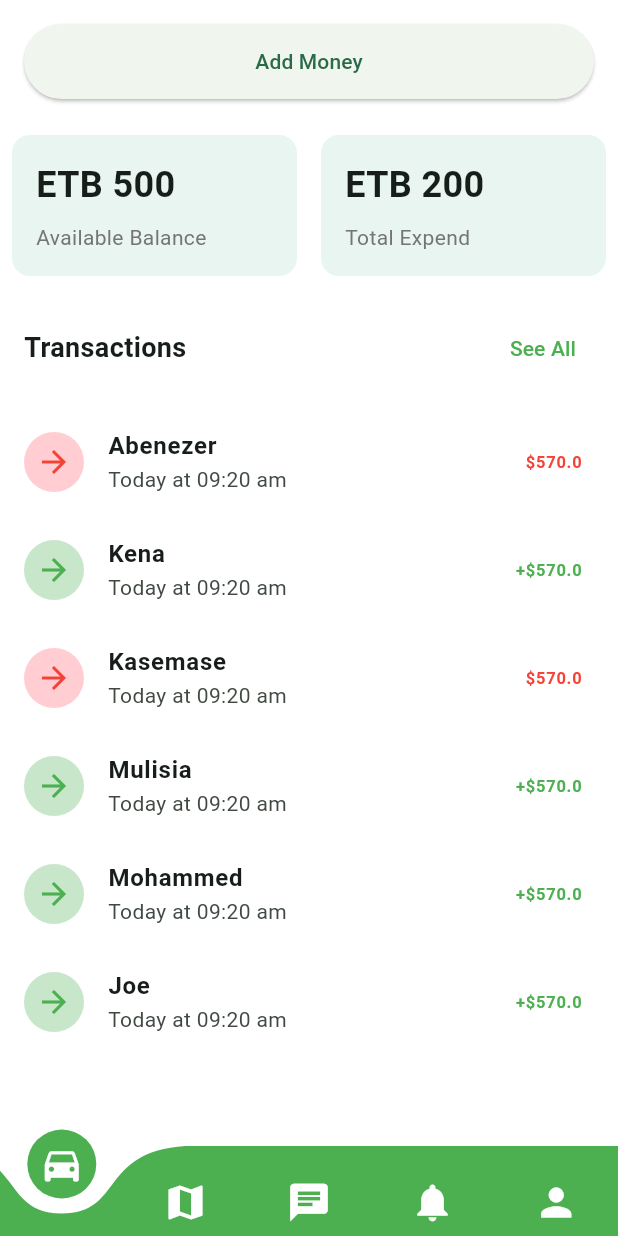
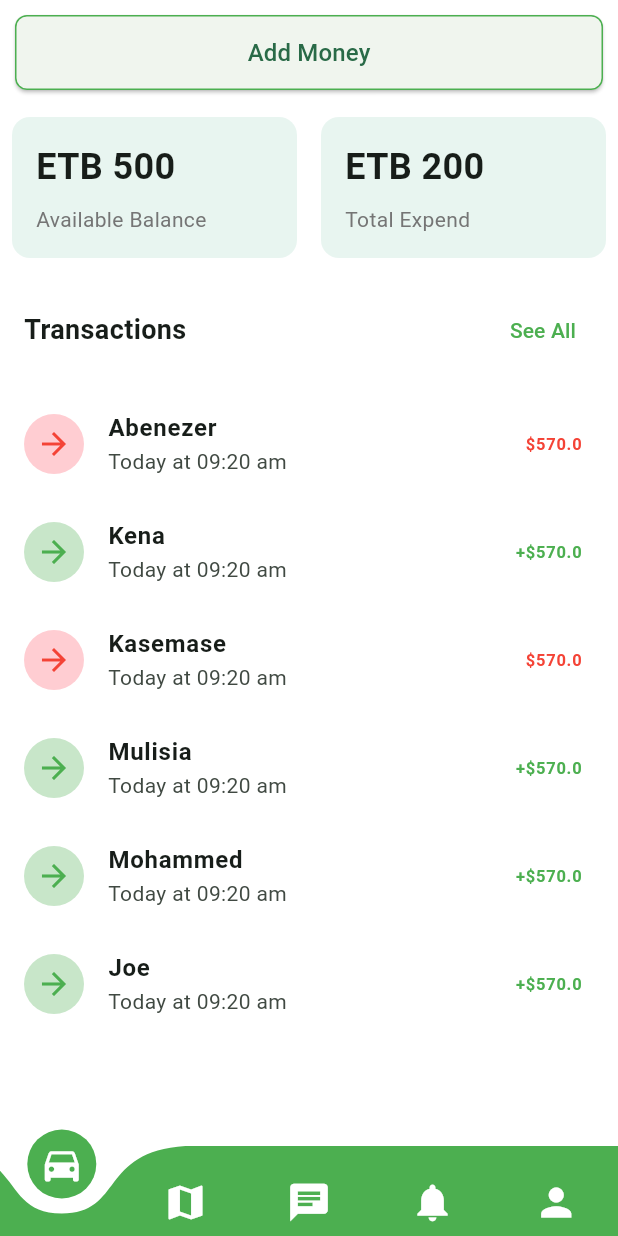
Before and after one commit to abenooo/ride_clone, a Flutter app: the BaseScreen screen opened directly, after a tap on "Add Money", on a phone screen of 412 x 824 dp. Run offline on Flutter 3.47's test engine with Material 3 defaults, Android fonts, the light colour scheme and no system bars; drawn by our look-alikes of curved_navigation_bar; our stand-ins replace flutter_map, geocoding, geolocator, latlong2, shared_preferences, smooth_page_indicator; missing offline and left inert: flutter_map_cancellable_tile_provider; accounts and stored records are empty; network calls fail.

Commit message:
Finish wallet

```diff
--- a/lib/home/wallet_screen.dart
+++ b/lib/home/wallet_screen.dart
@@ -11,17 +11,29 @@ class CarScreen extends StatelessWidget {
       body: SingleChildScrollView(
         child: Column(
           children: [
-            Padding(
-              padding: const EdgeInsets.all(16.0),
-              child: ElevatedButton(
-                onPressed: () {},
-                style: ElevatedButton.styleFrom(
-                  minimumSize: const Size(double.infinity, 50),
+            Row(
+              mainAxisAlignment: MainAxisAlignment.end,
+              children: [
+                Expanded(
+                  child: Padding(
+                    padding: const EdgeInsets.all(10),
+                    child: ElevatedButton(
+                      onPressed: () {},
+                      style: ElevatedButton.styleFrom(
+                      shape: RoundedRectangleBorder(
+                        borderRadius: BorderRadius.circular(8), // Rounded corners
+                        side: const BorderSide(color: Colors.green), // Border color
+                      ),
+                      minimumSize: const Size(double.infinity, 50), // Minimum size updated to half
+                    ),
+                    child: const Text('Add Money', style: TextStyle(fontSize: 16)),
+                    ),
+                  ),
                 ),
-                child: const Text('Add Money'),
-              ),
+              ],
             ),
             Row(
+              mainAxisAlignment: MainAxisAlignment.spaceBetween,
               children: [
                 Expanded(
                   child: _buildBalanceCard(
```
